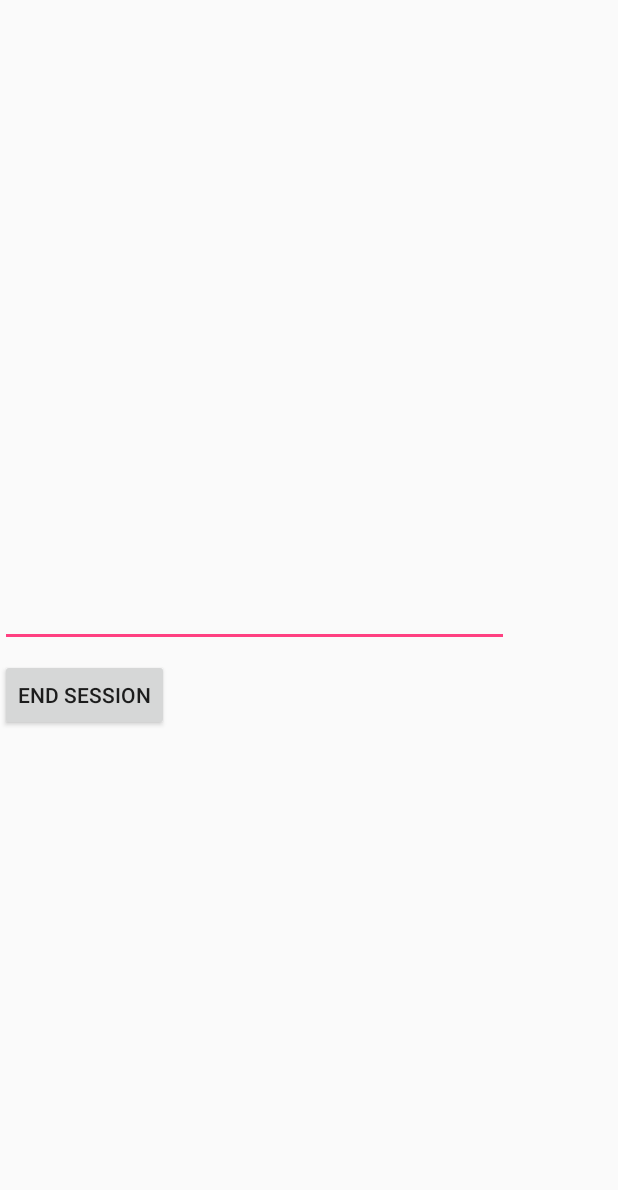
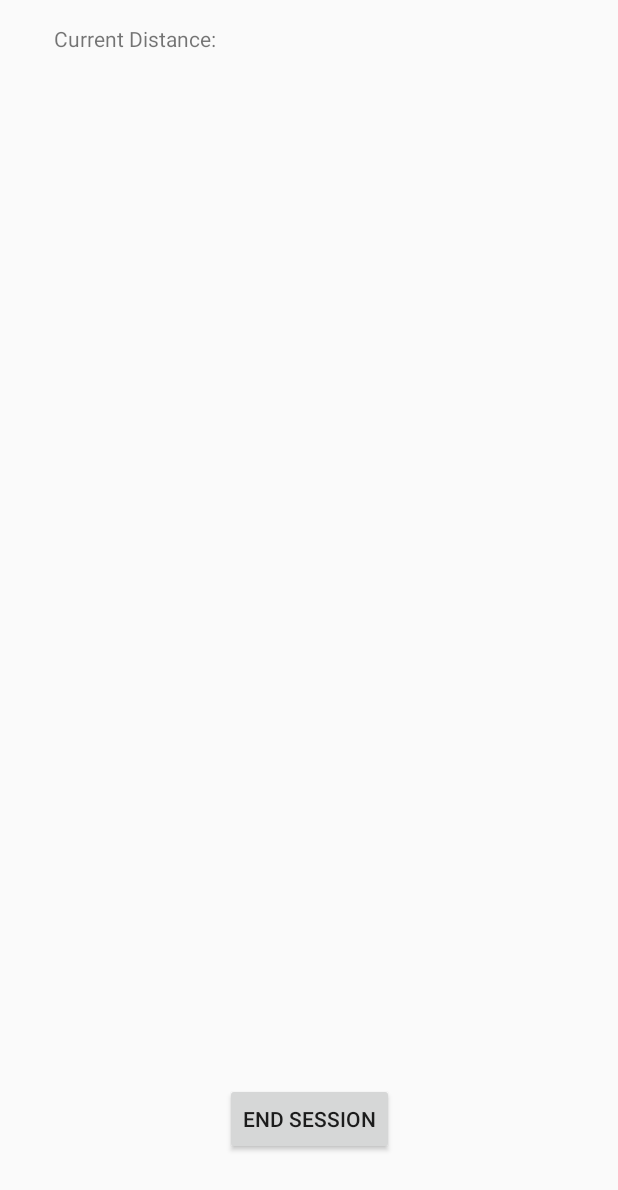
Before and after one commit to MaikuZ/SimplyTrackMe, an Android app: the layout activity_start.xml on its own in the app's theme, with its tools: preview values and no code run, on a phone screen of 412 x 824 dp. Shown: the top 1190 px of the screen. Run offline under Robolectric (Android 15) with nearby library versions, the phone set to English and light mode, and no system bars.

Commit message:
Improved Start Activity
Added a few features.

```diff
--- a/SimplyTrackMe/app/src/main/AndroidManifest.xml
+++ b/SimplyTrackMe/app/src/main/AndroidManifest.xml
@@ -37,7 +37,8 @@
         </activity>
 
         <activity
-            android:name=".Start">
+            android:name=".Start"
+            android:screenOrientation="portrait">
         </activity>
 
         <activity
--- a/SimplyTrackMe/app/src/main/java/com/example/piotrhelm/simplytrackme/Track.java
+++ b/SimplyTrackMe/app/src/main/java/com/example/piotrhelm/simplytrackme/Track.java
@@ -52,6 +52,11 @@ class Track {
     private double totalDistance = 0;
     private long end_date;
     private Person owner;
+
+    public double getTotalDistance() {
+        return totalDistance;
+    }
+
     private class Type {
         StringBuilder name;
     }
--- a/SimplyTrackMe/app/src/main/res/layout/activity_start.xml
+++ b/SimplyTrackMe/app/src/main/res/layout/activity_start.xml
@@ -6,25 +6,29 @@
     android:layout_height="match_parent"
     tools:context="com.example.piotrhelm.simplytrackme.Start">
 
-    <EditText
-        android:id="@+id/editText"
-        android:layout_width="339dp"
-        android:layout_height="423dp"
-        android:layout_marginTop="8dp"
-        android:ems="10"
-        android:inputType="text"
-        android:selectAllOnFocus="false"
-        android:singleLine="false"
-        app:layout_constraintTop_toTopOf="parent"
-        tools:layout_editor_absoluteX="26dp" />
-
     <Button
         android:id="@+id/button5"
         android:layout_width="wrap_content"
         android:layout_height="wrap_content"
-        android:layout_marginTop="8dp"
         android:onClick="endSession"
         android:text="End Session"
-        app:layout_constraintTop_toBottomOf="@+id/editText"
-        tools:layout_editor_absoluteX="136dp" />
+        app:layout_constraintBottom_toBottomOf="parent"
+        android:layout_marginBottom="54dp"
+        android:layout_marginRight="8dp"
+        app:layout_constraintRight_toRightOf="parent"
+        android:layout_marginLeft="8dp"
+        app:layout_constraintLeft_toLeftOf="parent" />
+
+    <TextView
+        android:id="@+id/textView"
+        android:layout_width="341dp"
+        android:layout_height="373dp"
+        android:layout_marginLeft="8dp"
+        android:layout_marginRight="8dp"
+        android:layout_marginTop="16dp"
+        android:text="Current Distance: "
+        app:layout_constraintLeft_toLeftOf="parent"
+        app:layout_constraintRight_toRightOf="parent"
+        app:layout_constraintTop_toTopOf="parent"
+        app:layout_constraintHorizontal_bias="0.517" />
 </android.support.constraint.ConstraintLayout>
```
Also changed, not shown: SimplyTrackMe/app/src/main/java/com/example/piotrhelm/simplytrackme/Start.java (+37 -7 lines).
